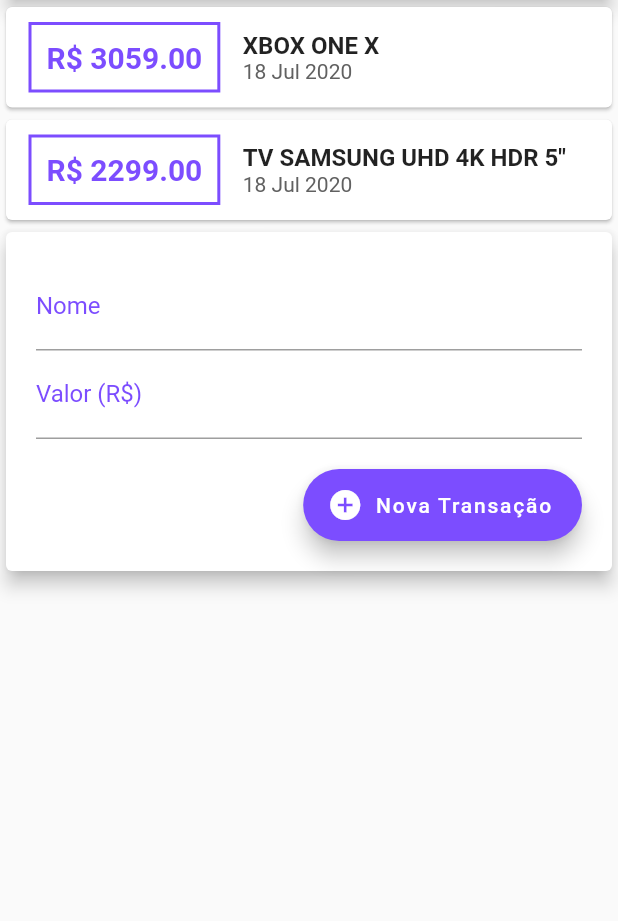
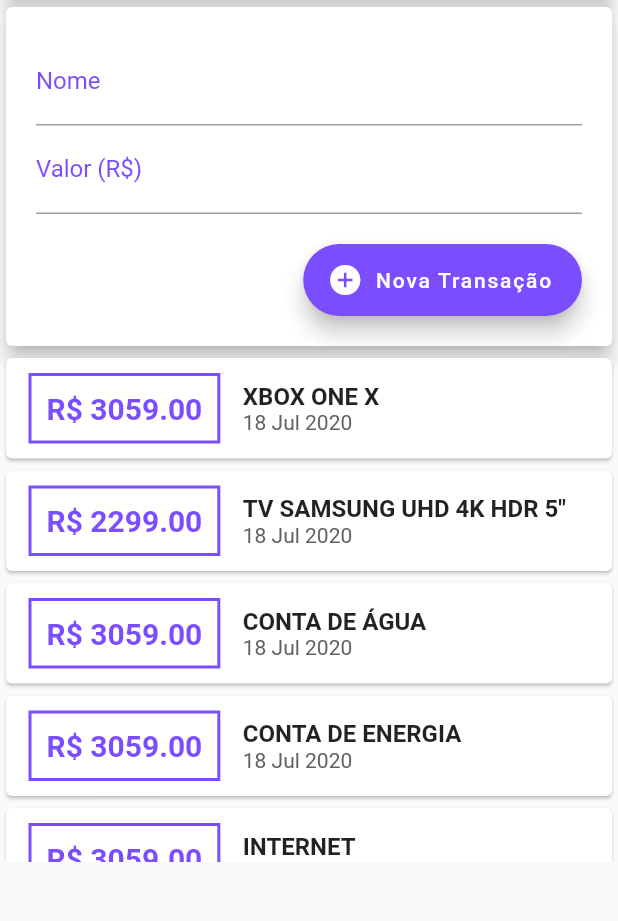
Before and after one commit to airtonferreira/daily-expenses, a Flutter app: the screen it shows after launch, on a phone screen of 412 x 824 dp, the part 119-1040 px from its top. Run offline on Flutter 3.47's test engine with Material 2 defaults, Android fonts, the phone set to English and light mode, and no system bars.

```diff
--- a/lib/components/transaction_db.dart
+++ b/lib/components/transaction_db.dart
@@ -23,7 +23,31 @@ class _TransactionDbState extends State<TransactionDb> {
       title: 'TV SAMSUNG UHD 4K HDR 5"',
       price: 2299.00,
       date: DateTime.now(),
-    )
+    ),
+    Transaction(
+      id: '3',
+      title: 'CONTA DE ÁGUA',
+      price: 3059.00,
+      date: DateTime.now(),
+    ),
+    Transaction(
+      id: '4',
+      title: 'CONTA DE ENERGIA',
+      price: 3059.00,
+      date: DateTime.now(),
+    ),
+    Transaction(
+      id: '5',
+      title: 'INTERNET',
+      price: 3059.00,
+      date: DateTime.now(),
+    ),
+    Transaction(
+      id: '6',
+      title: 'NETSHOES',
+      price: 3059.00,
+      date: DateTime.now(),
+    ),
   ];
 
   _addTransaction(String title, double price) {
@@ -42,8 +66,8 @@ class _TransactionDbState extends State<TransactionDb> {
   Widget build(BuildContext context) {
     return Column(
       children: <Widget>[
+        TransactionForm(_addTransaction),
         TransactionList(_transactions),
-        TransactionForm(_addTransaction)
       ],
     );
   }
--- a/lib/components/transaction_list.dart
+++ b/lib/components/transaction_list.dart
@@ -10,7 +10,10 @@ class TransactionList extends StatelessWidget {
 
   @override
   Widget build(BuildContext context) {
-    return Column(
+    return Container(
+      height: 340,
+      child: SingleChildScrollView(
+        child: Column(
           children: transactions.map((tr) {
             return Card(
               child: Row(
@@ -18,8 +21,8 @@ class TransactionList extends StatelessWidget {
                   Container(
                     margin: EdgeInsets.symmetric(horizontal: 15, vertical: 10),
                     decoration: BoxDecoration(
-                    border:
-                        Border.all(color: Colors.deepPurpleAccent, width: 2)),
+                        border: Border.all(
+                            color: Colors.deepPurpleAccent, width: 2)),
                     padding: EdgeInsets.all(10),
                     child: Text(
                       'R\$ ${tr.price.toStringAsFixed(2)}',
@@ -34,7 +37,8 @@ class TransactionList extends StatelessWidget {
                     children: <Widget>[
                       Text(
                         tr.title,
-                    style: TextStyle(fontSize: 16, fontWeight: FontWeight.bold),
+                        style: TextStyle(
+                            fontSize: 16, fontWeight: FontWeight.bold),
                       ),
                       Text(
                         DateFormat('d MMM y').format(tr.date),
@@ -46,6 +50,8 @@ class TransactionList extends StatelessWidget {
               ),
             );
           }).toList(),
+        ),
+      ),
     );
   }
 }
--- a/lib/main.dart
+++ b/lib/main.dart
@@ -18,7 +18,8 @@ class HomePage extends StatelessWidget {
         appBar: AppBar(
           title: Text('Despesas Pessoais'),
         ),
-        body: Column(
+        body: SingleChildScrollView(
+          child: Column(
             crossAxisAlignment: CrossAxisAlignment.stretch,
             children: <Widget>[
               Container(
@@ -30,6 +31,7 @@ class HomePage extends StatelessWidget {
               ),
               TransactionDb(),
             ],
+          ),
         ));
   }
 }
```
Lines whose indentation alone changed are shown as unchanged.
